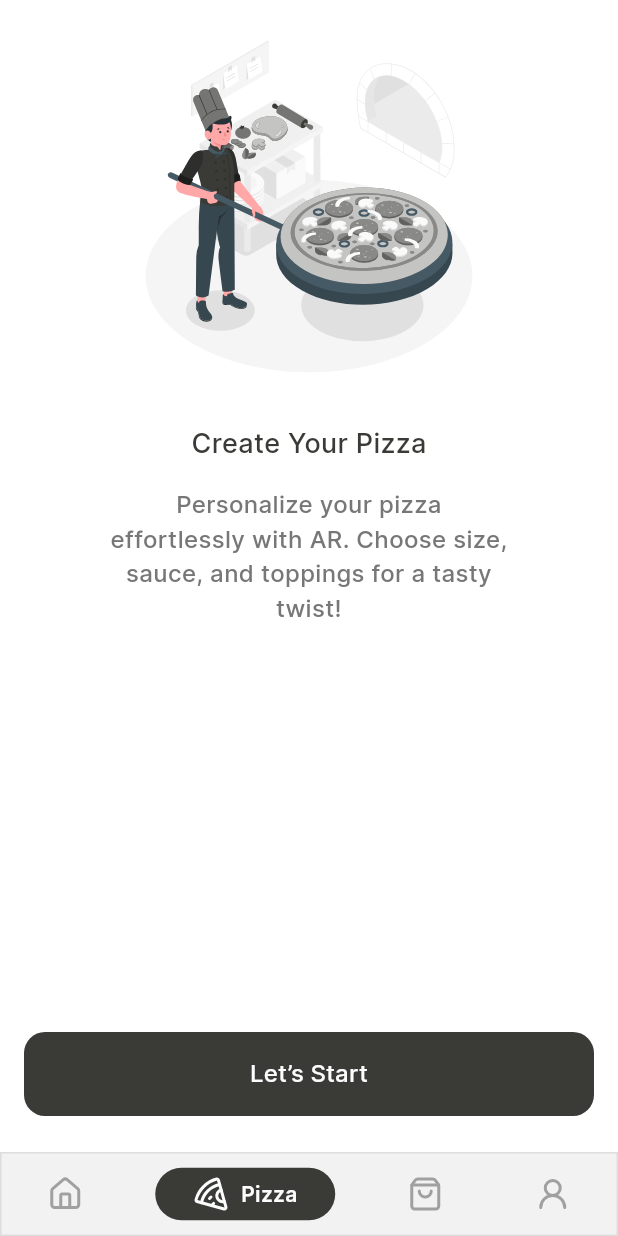
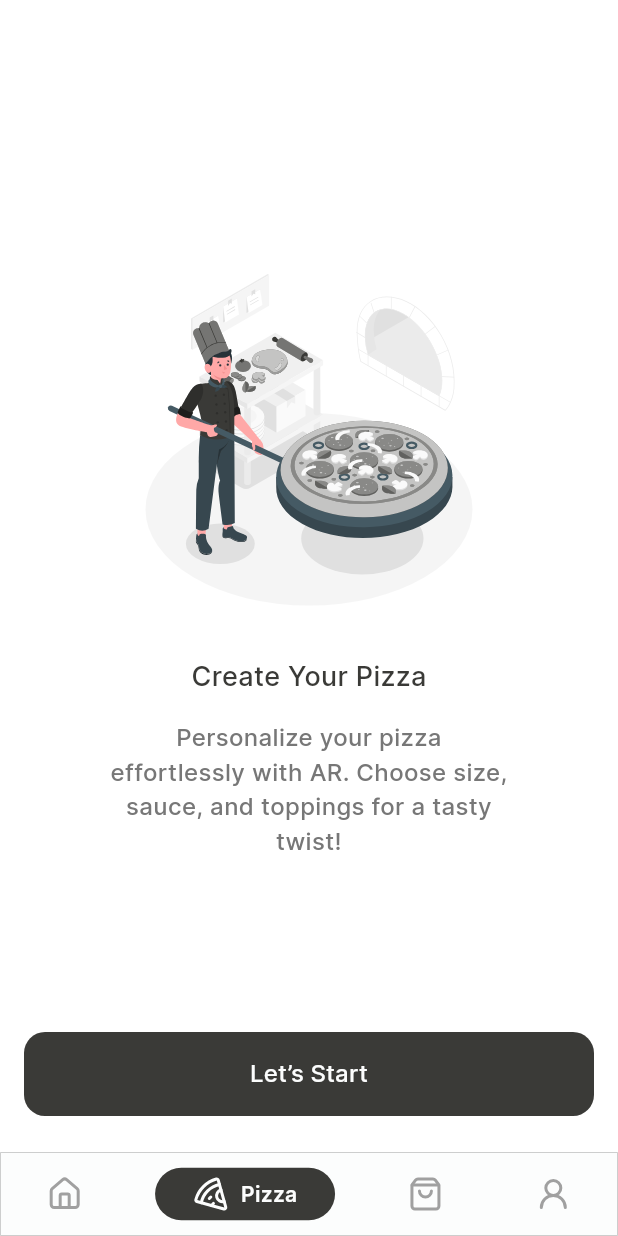
Before and after one commit to Jinlei2000/pizza-ar-flutter-2023, a Flutter app: the BottomNavigation widget shown alone on an empty page, opened directly, item 2 of the bottom bar chosen, on a phone screen of 412 x 824 dp. Run offline on Flutter 3.47's test engine with Material 3 defaults, Android fonts, the phone set to English and light mode, and no system bars; drawn by our look-alikes of persistent_bottom_nav_bar; our stand-ins replace flutter_svg, lucide_icons; network calls fail.

Commit message:
feat: add appbar

```diff
--- a/lib/components/bottom_navigation.dart
+++ b/lib/components/bottom_navigation.dart
@@ -100,7 +100,7 @@ class _BottomNavigationState extends State<BottomNavigation> {
             navBarHeight: 56,
             decoration: const NavBarDecoration(
               border: Border.fromBorderSide(
-                BorderSide(width: 1, color: MyColors.gray200),
+                BorderSide(width: 0.5, color: MyColors.gray200),
               ),
             ),
             padding: const NavBarPadding.only(
--- a/lib/main.dart
+++ b/lib/main.dart
@@ -24,7 +24,8 @@ class MyApp extends StatelessWidget {
       // Hide debug banner
       debugShowCheckedModeBanner: false,
 
-      home: const BottomNavigation(),
+      // home: const BottomNavigation(),
+      home: const PaymentPage(),
       initialRoute: '/',
       routes: _routes,
 
--- a/lib/screens/tabs/home.dart
+++ b/lib/screens/tabs/home.dart
@@ -169,6 +169,10 @@ class HomePage extends StatelessWidget {
                 width: double.infinity,
                 decoration: BoxDecoration(
                   borderRadius: BorderRadius.circular(16),
+                  border: Border.all(
+                    color: MyColors.cardBorder,
+                    width: 0.5,
+                  ),
                   image: const DecorationImage(
                     image: AssetImage('assets/images/map.png'),
                     fit: BoxFit.cover,
@@ -230,6 +234,10 @@ class HomePage extends StatelessWidget {
       decoration: BoxDecoration(
         color: MyColors.cardBackground,
         borderRadius: BorderRadius.circular(16),
+        border: Border.all(
+          color: MyColors.cardBorder,
+          width: 0.5,
+        ),
       ),
       child: Column(
         children: [
--- a/lib/screens/tabs/pizza.dart
+++ b/lib/screens/tabs/pizza.dart
@@ -14,17 +14,18 @@ class PizzaPage extends StatelessWidget {
     return Scaffold(
       body: SingleChildScrollView(
         padding: const EdgeInsets.only(bottom: 112),
-        child: _body(),
+        child: _body(context),
       ),
       floatingActionButton: _floatingActionButton(context),
       floatingActionButtonLocation: FloatingActionButtonLocation.centerFloat,
     );
   }
 
-  Container _body() {
+  Container _body(BuildContext context) {
     return Container(
       padding: const EdgeInsets.all(16),
       alignment: Alignment.center,
+      height: MediaQuery.of(context).size.height,
       child: Column(
         mainAxisAlignment: MainAxisAlignment.center,
         children: [
--- a/lib/screens/tabs/profile.dart
+++ b/lib/screens/tabs/profile.dart
@@ -72,7 +72,7 @@ class ProfilePage extends StatelessWidget {
                   borderRadius: BorderRadius.circular(16),
                   border: Border.all(
                     color: MyColors.borderColor,
-                    width: 1,
+                    width: 0.5,
                   ),
                 ),
                 child: ListView.builder(
@@ -91,7 +91,7 @@ class ProfilePage extends StatelessWidget {
                               ? BorderSide.none
                               : const BorderSide(
                                   color: MyColors.borderColor,
-                                  width: 1,
+                                  width: 0.5,
                                 ),
                         ),
                       ),
--- a/lib/utils/colors.dart
+++ b/lib/utils/colors.dart
@@ -20,14 +20,14 @@ class MyColors {
   static const Color gray950 = Color(0xFF1F1F1E); // 1F1F1E
 
   // Background Colors
-  static const Color background = gray50;
+  static const Color background = gray100;
 
   // Button Colors
   static const Color button = gray900;
   static const Color buttonText = gray100;
 
   // Bottom Navigation Bar Colors
-  static const Color bottomNavBar = gray50;
+  static const Color bottomNavBar = gray100;
   static const Color bottomNavBarSelectedTab = gray900;
   static const Color bottomNavBarSelectedText = gray100;
   static const Color bottomNavBarUnselectedTab = gray500;
@@ -47,4 +47,7 @@ class MyColors {
 
   // Border Colors
   static const Color borderColor = gray200;
+
+  // AppBar Colors
+  static const Color appBarBackButton = gray50;
 }
```
Also changed, not shown: lib/components/custom_app_bar.dart (added, +80 -0 lines), lib/screens/other/pizza/payment.dart (+19 -3 lines).
